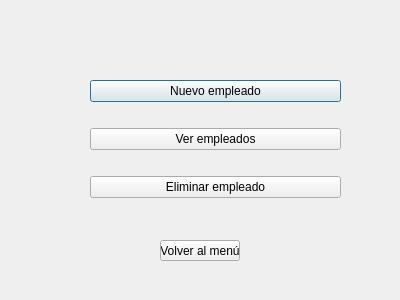
Jose-Cisneros/TallerCTRL, file guiempleado.ui: the form before one commit.
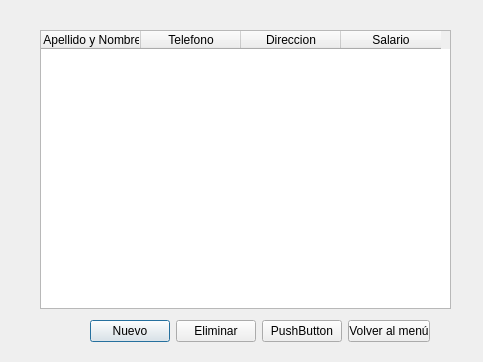
The form after the commit.

```diff
--- a/guiempleado.ui
+++ b/guiempleado.ui
@@ -6,59 +6,83 @@
    <rect>
     <x>0</x>
     <y>0</y>
-    <width>400</width>
-    <height>300</height>
+    <width>483</width>
+    <height>362</height>
    </rect>
   </property>
   <property name="windowTitle">
    <string>Dialog</string>
   </property>
-  <widget class="QWidget" name="verticalLayoutWidget">
+  <widget class="QTableWidget" name="tableWidget">
+   <property name="geometry">
+    <rect>
+     <x>40</x>
+     <y>30</y>
+     <width>411</width>
+     <height>279</height>
+    </rect>
+   </property>
+   <column>
+    <property name="text">
+     <string> Apellido y Nombre</string>
+    </property>
+   </column>
+   <column>
+    <property name="text">
+     <string>Telefono</string>
+    </property>
+   </column>
+   <column>
+    <property name="text">
+     <string>Direccion</string>
+    </property>
+   </column>
+   <column>
+    <property name="text">
+     <string>Salario</string>
+    </property>
+   </column>
+  </widget>
+  <widget class="QWidget" name="">
    <property name="geometry">
     <rect>
      <x>90</x>
-     <y>60</y>
-     <width>251</width>
-     <height>161</height>
+     <y>320</y>
+     <width>340</width>
+     <height>23</height>
     </rect>
    </property>
-   <layout class="QVBoxLayout" name="verticalLayout">
+   <layout class="QHBoxLayout" name="horizontalLayout">
     <item>
      <widget class="QPushButton" name="pushButton">
       <property name="text">
-       <string>Nuevo empleado</string>
-      </property>
-     </widget>
-    </item>
-    <item>
-     <widget class="QPushButton" name="pushButton_3">
-      <property name="text">
-       <string>Ver empleados</string>
+       <string>Nuevo</string>
       </property>
      </widget>
     </item>
     <item>
      <widget class="QPushButton" name="pushButton_2">
       <property name="text">
-       <string>Eliminar empleado</string>
+       <string>Eliminar</string>
+      </property>
+     </widget>
+    </item>
+    <item>
+     <widget class="QPushButton" name="pushButton_3">
+      <property name="text">
+       <string>PushButton</string>
+      </property>
+     </widget>
+    </item>
+    <item>
+     <widget class="QPushButton" name="pushButton_4">
+      <property name="text">
+       <string>Volver al menú</string>
       </property>
      </widget>
     </item>
    </layout>
   </widget>
-  <widget class="QPushButton" name="pushButton_4">
-   <property name="geometry">
-    <rect>
-     <x>160</x>
-     <y>240</y>
-     <width>80</width>
-     <height>21</height>
-    </rect>
-   </property>
-   <property name="text">
-    <string>Volver al menú</string>
-   </property>
-  </widget>
  </widget>
  <resources/>
  <connections/>
```
